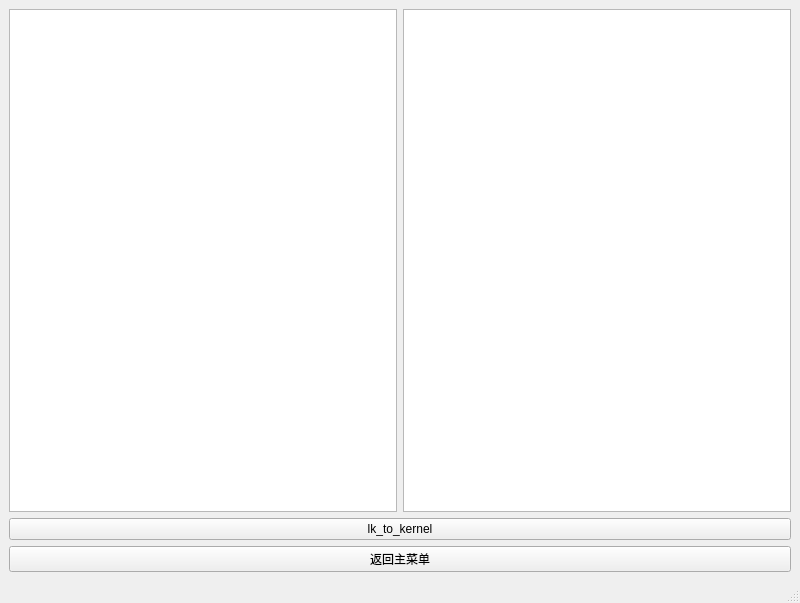
0aibin0/python_pyqt5_learning, file 03_bsp_tools/ui_lk_to_kernel.ui: the form before one commit.
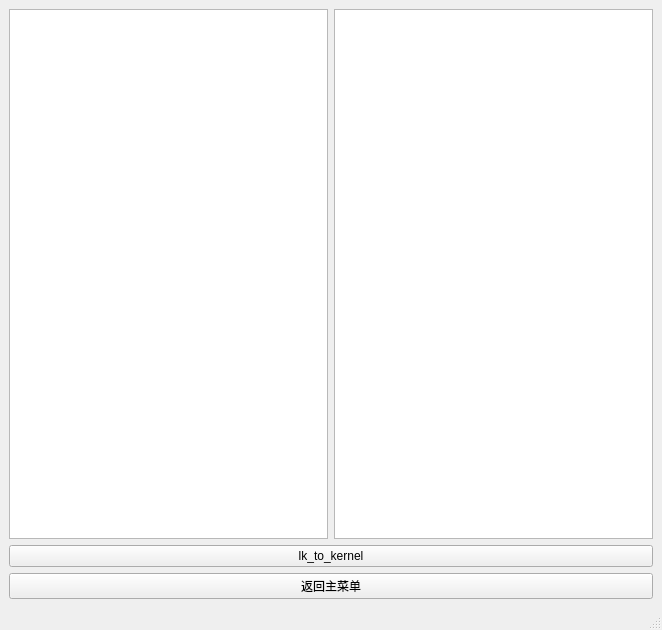
The form after the commit.

```diff
--- a/03_bsp_tools/ui_lk_to_kernel.ui
+++ b/03_bsp_tools/ui_lk_to_kernel.ui
@@ -6,8 +6,8 @@
    <rect>
     <x>0</x>
     <y>0</y>
-    <width>800</width>
-    <height>603</height>
+    <width>662</width>
+    <height>630</height>
    </rect>
   </property>
   <property name="windowTitle">
```
Left out of the diff: 2 changed lines with no effect on the pictures.
